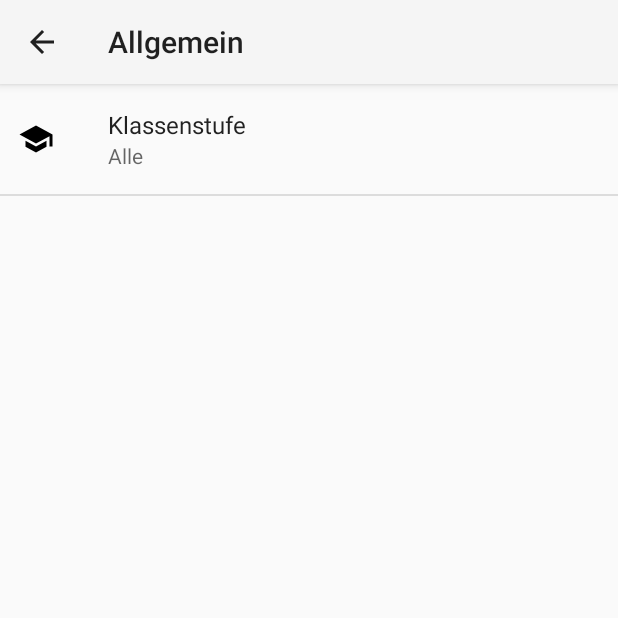
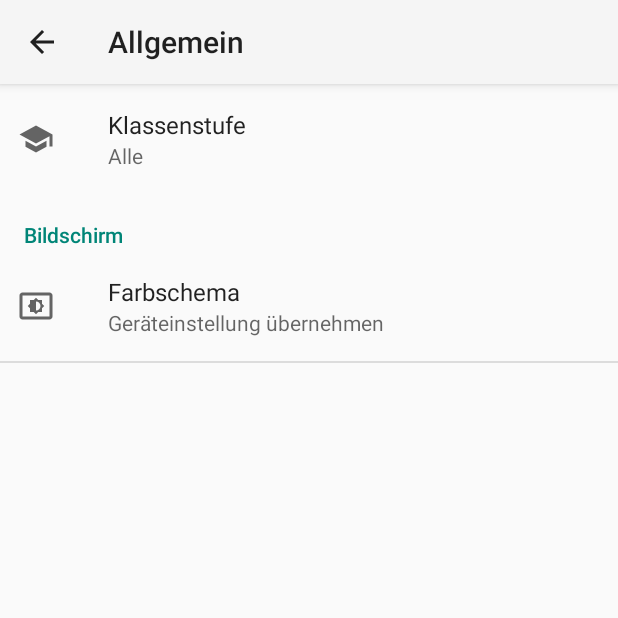
Before and after one commit to jrheiner/myplan, an Android app: the Settings screen opened directly, with no data from a screen before it, after a tap on "Allgemein", on a phone screen of 412 x 824 dp, the top half of it. Run offline under Robolectric (Android 15) with nearby library versions, the phone set to English and light mode, and no system bars.

Commit message:
added different color themes

```diff
--- a/app/src/main/java/m/android/mydsb/Settings.java
+++ b/app/src/main/java/m/android/mydsb/Settings.java
@@ -164,6 +164,7 @@ public class Settings extends AppCompatPreferenceActivity {
             // updated to reflect the new value, per the Android Design
             // guidelines.
             bindPreferenceSummaryToValue(findPreference("general_list"));
+            bindPreferenceSummaryToValue(findPreference("general_theme"));
         }
 
         @Override
--- a/app/src/main/res/drawable/ic_access_alarm_black_24dp.xml
+++ b/app/src/main/res/drawable/ic_access_alarm_black_24dp.xml
@@ -4,6 +4,6 @@
     android:viewportWidth="24.0"
     android:viewportHeight="24.0">
     <path
-        android:fillColor="#FF000000"
+        android:fillColor="?attr/colorControlNormal"
         android:pathData="M22,5.72l-4.6,-3.86 -1.29,1.53 4.6,3.86L22,5.72zM7.88,3.39L6.6,1.86 2,5.71l1.29,1.53 4.59,-3.85zM12.5,8L11,8v6l4.75,2.85 0.75,-1.23 -4,-2.37L12.5,8zM12,4c-4.97,0 -9,4.03 -9,9s4.02,9 9,9c4.97,0 9,-4.03 9,-9s-4.03,-9 -9,-9zM12,20c-3.87,0 -7,-3.13 -7,-7s3.13,-7 7,-7 7,3.13 7,7 -3.13,7 -7,7z" />
 </vector>
--- a/app/src/main/res/drawable/ic_info_black_24dp.xml
+++ b/app/src/main/res/drawable/ic_info_black_24dp.xml
@@ -4,6 +4,6 @@
     android:viewportHeight="24.0"
     android:viewportWidth="24.0">
     <path
-        android:fillColor="#FF000000"
+        android:fillColor="?attr/colorControlNormal"
         android:pathData="M12,2C6.48,2 2,6.48 2,12s4.48,10 10,10 10,-4.48 10,-10S17.52,2 12,2zm1,15h-2v-6h2v6zm0,-8h-2V7h2v2z" />
 </vector>
--- a/app/src/main/res/drawable/ic_notifications_active_black_24dp.xml
+++ b/app/src/main/res/drawable/ic_notifications_active_black_24dp.xml
@@ -4,6 +4,6 @@
     android:viewportWidth="24.0"
     android:viewportHeight="24.0">
     <path
-        android:fillColor="#FF000000"
+        android:fillColor="?attr/colorControlNormal"
         android:pathData="M7.58,4.08L6.15,2.65C3.75,4.48 2.17,7.3 2.03,10.5h2c0.15,-2.65 1.51,-4.97 3.55,-6.42zM19.97,10.5h2c-0.15,-3.2 -1.73,-6.02 -4.12,-7.85l-1.42,1.43c2.02,1.45 3.39,3.77 3.54,6.42zM18,11c0,-3.07 -1.64,-5.64 -4.5,-6.32L13.5,4c0,-0.83 -0.67,-1.5 -1.5,-1.5s-1.5,0.67 -1.5,1.5v0.68C7.63,5.36 6,7.92 6,11v5l-2,2v1h16v-1l-2,-2v-5zM12,22c0.14,0 0.27,-0.01 0.4,-0.04 0.65,-0.14 1.18,-0.58 1.44,-1.18 0.1,-0.24 0.15,-0.5 0.15,-0.78h-4c0.01,1.1 0.9,2 2.01,2z" />
 </vector>
--- a/app/src/main/res/drawable/ic_notifications_black_24dp.xml
+++ b/app/src/main/res/drawable/ic_notifications_black_24dp.xml
@@ -4,6 +4,6 @@
     android:viewportHeight="24.0"
     android:viewportWidth="24.0">
     <path
-        android:fillColor="#FF000000"
+        android:fillColor="?attr/colorControlNormal"
         android:pathData="M11.5,22c1.1,0 2,-0.9 2,-2h-4c0,1.1 0.9,2 2,2zm6.5,-6v-5.5c0,-3.07 -2.13,-5.64 -5,-6.32V3.5c0,-0.83 -0.67,-1.5 -1.5,-1.5S10,2.67 10,3.5v0.68c-2.87,0.68 -5,3.25 -5,6.32V16l-2,2v1h17v-1l-2,-2z" />
 </vector>
--- a/app/src/main/res/drawable/ic_playlist_add_check_black_24dp.xml
+++ b/app/src/main/res/drawable/ic_playlist_add_check_black_24dp.xml
@@ -4,6 +4,6 @@
     android:viewportHeight="24.0"
     android:viewportWidth="24.0">
     <path
-        android:fillColor="#FF000000"
+        android:fillColor="?attr/colorControlNormal"
         android:pathData="M14,10L2,10v2h12v-2zM14,6L2,6v2h12L14,6zM2,16h8v-2L2,14v2zM21.5,11.5L23,13l-6.99,7 -4.51,-4.5L13,14l3.01,3 5.49,-5.5z" />
 </vector>
--- a/app/src/main/res/drawable/ic_refresh_black_48dp.xml
+++ b/app/src/main/res/drawable/ic_refresh_black_48dp.xml
@@ -4,6 +4,6 @@
     android:width="48dp"
     xmlns:android="http://schemas.android.com/apk/res/android">
     <path
-        android:fillColor="#000"
+        android:fillColor="?attr/colorControlNormal"
         android:pathData="M17.65,6.35C16.2,4.9 14.21,4 12,4c-4.42,0 -7.99,3.58 -7.99,8s3.57,8 7.99,8c3.73,0 6.84,-2.55 7.73,-6h-2.08c-0.82,2.33 -3.04,4 -5.65,4 -3.31,0 -6,-2.69 -6,-6s2.69,-6 6,-6c1.66,0 3.14,0.69 4.22,1.78L13,11h7V4l-2.35,2.35z" />
 </vector>
--- a/app/src/main/res/drawable/ic_school_black_24dp.xml
+++ b/app/src/main/res/drawable/ic_school_black_24dp.xml
@@ -4,6 +4,6 @@
     android:viewportWidth="24.0"
     android:viewportHeight="24.0">
     <path
-        android:fillColor="#FF000000"
+        android:fillColor="?attr/colorControlNormal"
         android:pathData="M5,13.18v4L12,21l7,-3.82v-4L12,17l-7,-3.82zM12,3L1,9l11,6 9,-4.91V17h2V9L12,3z" />
 </vector>
--- /dev/null
+++ b/app/src/main/res/drawable/ic_settings_brightness_black_24dp.xml
@@ -0,0 +1,9 @@
+<vector xmlns:android="http://schemas.android.com/apk/res/android"
+    android:width="24dp"
+    android:height="24dp"
+    android:viewportWidth="24.0"
+    android:viewportHeight="24.0">
+    <path
+        android:fillColor="?attr/colorControlNormal"
+        android:pathData="M21,3L3,3c-1.1,0 -2,0.9 -2,2v14c0,1.1 0.9,2 2,2h18c1.1,0 2,-0.9 2,-2L23,5c0,-1.1 -0.9,-2 -2,-2zM21,19.01L3,19.01L3,4.99h18v14.02zM8,16h2.5l1.5,1.5 1.5,-1.5L16,16v-2.5l1.5,-1.5 -1.5,-1.5L16,8h-2.5L12,6.5 10.5,8L8,8v2.5L6.5,12 8,13.5L8,16zM12,9c1.66,0 3,1.34 3,3s-1.34,3 -3,3L12,9z" />
+</vector>
--- a/app/src/main/res/drawable/ic_sync_black_24dp.xml
+++ b/app/src/main/res/drawable/ic_sync_black_24dp.xml
@@ -4,6 +4,6 @@
     android:viewportHeight="24.0"
     android:viewportWidth="24.0">
     <path
-        android:fillColor="#FF000000"
+        android:fillColor="?attr/colorControlNormal"
         android:pathData="M12 4V1L8 5l4 4V6c3.31 0 6 2.69 6 6 0 1.01,-0.25 1.97,-0.7 2.8l1.46 1.46C19.54 15.03 20 13.57 20 12c0,-4.42,-3.58,-8,-8,-8zm0 14c-3.31 0,-6,-2.69,-6,-6 0,-1.01 0.25,-1.97 0.7,-2.8L5.24 7.74C4.46 8.97 4 10.43 4 12c0 4.42 3.58 8 8 8v3l4,-4,-4,-4v3z" />
 </vector>
--- a/app/src/main/res/drawable/ic_vibration_black_24dp.xml
+++ b/app/src/main/res/drawable/ic_vibration_black_24dp.xml
@@ -4,6 +4,6 @@
     android:viewportWidth="24.0"
     android:viewportHeight="24.0">
     <path
-        android:fillColor="#FF000000"
+        android:fillColor="?attr/colorControlNormal"
         android:pathData="M0,15h2L2,9L0,9v6zM3,17h2L5,7L3,7v10zM22,9v6h2L24,9h-2zM19,17h2L21,7h-2v10zM16.5,3h-9C6.67,3 6,3.67 6,4.5v15c0,0.83 0.67,1.5 1.5,1.5h9c0.83,0 1.5,-0.67 1.5,-1.5v-15c0,-0.83 -0.67,-1.5 -1.5,-1.5zM16,19L8,19L8,5h8v14z" />
 </vector>
--- a/app/src/main/res/drawable/ic_wb_iridescent_black_24dp.xml
+++ b/app/src/main/res/drawable/ic_wb_iridescent_black_24dp.xml
@@ -4,6 +4,6 @@
     android:viewportWidth="24.0"
     android:viewportHeight="24.0">
     <path
-        android:fillColor="#FF000000"
+        android:fillColor="?attr/colorControlNormal"
         android:pathData="M5,14.5h14v-6L5,8.5v6zM11,0.55L11,3.5h2L13,0.55h-2zM19.04,3.05l-1.79,1.79 1.41,1.41 1.8,-1.79 -1.42,-1.41zM13,22.45L13,19.5h-2v2.95h2zM20.45,18.54l-1.8,-1.79 -1.41,1.41 1.79,1.8 1.42,-1.42zM3.55,4.46l1.79,1.79 1.41,-1.41 -1.79,-1.79 -1.41,1.41zM4.96,19.95l1.79,-1.8 -1.41,-1.41 -1.79,1.79 1.41,1.42z" />
 </vector>
--- a/app/src/main/res/layout/activity_login.xml
+++ b/app/src/main/res/layout/activity_login.xml
@@ -15,7 +15,7 @@
         android:layout_marginTop="32dp"
         android:text="@string/login_header"
         android:textAlignment="center"
-        android:textColor="@color/DiscordDark"
+        android:textColor="?android:attr/textColorPrimary"
         android:textSize="30sp"
         android:textStyle="bold"
         app:layout_constraintEnd_toEndOf="parent"
--- a/app/src/main/res/values/strings.xml
+++ b/app/src/main/res/values/strings.xml
@@ -83,6 +83,21 @@
         <item>27</item>
     </string-array>
 
+    <string name="pref_title_theme">Farbschema</string>
+    <string-array name="pref_theme_list_titles">
+        <item>Geräteinstellung übernehmen</item>
+        <item>Automatisch bei Sonnenuntergang</item>
+        <item>Hell</item>
+        <item>Dunkel</item>
+    </string-array>
+
+    <string-array name="pref_theme_list_values">
+        <item>-1</item>
+        <item>0</item>
+        <item>1</item>
+        <item>2</item>
+    </string-array>
+
     <!-- Example settings for Data & Sync -->
     <string name="pref_header_data_sync">Synchronisierung</string>
 
--- a/app/src/main/res/values/styles.xml
+++ b/app/src/main/res/values/styles.xml
@@ -1,11 +1,13 @@
 <resources>
 
     <!-- Base application theme. -->
-    <style name="AppTheme" parent="Theme.AppCompat.Light">
-        <!-- Customize your theme here.
+    <style name="AppTheme" parent="Theme.AppCompat.DayNight">
+        <!-- Customize your theme here. -->
+        <!--
         <item name="colorPrimary">@color/colorPrimary</item>
         <item name="colorPrimaryDark">@color/colorPrimaryDark</item>
-        <item name="colorAccent">@color/colorAccent</item>-->
+        <item name="colorAccent">@color/colorAccent</item>
+        -->
     </style>
 
 </resources>
--- a/app/src/main/res/xml/pref_general.xml
+++ b/app/src/main/res/xml/pref_general.xml
@@ -11,4 +11,17 @@
         android:positiveButtonText="@null"
         android:title="@string/pref_title_class" />
 
+    <PreferenceCategory android:title="Bildschirm">
+
+    </PreferenceCategory>
+    <ListPreference
+        android:defaultValue="-1"
+        android:entries="@array/pref_theme_list_titles"
+        android:entryValues="@array/pref_theme_list_values"
+        android:icon="@drawable/ic_settings_brightness_black_24dp"
+        android:key="general_theme"
+        android:negativeButtonText="@null"
+        android:positiveButtonText="@null"
+        android:title="@string/pref_title_theme" />
+
 </PreferenceScreen>
```
Also changed, not shown: app/src/main/java/m/android/mydsb/Login.java (+29 -0 lines), app/src/main/java/m/android/mydsb/User.java (+65 -18 lines), app/src/main/java/m/android/mydsb/mydsbService.java (+46 -47 lines).
